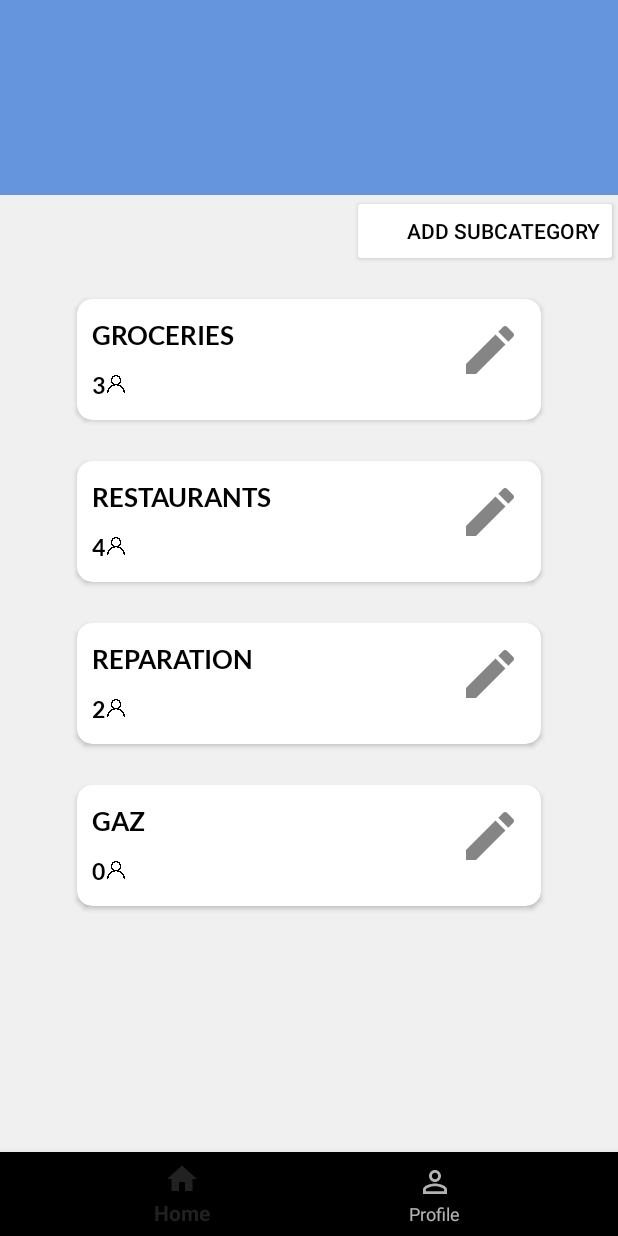
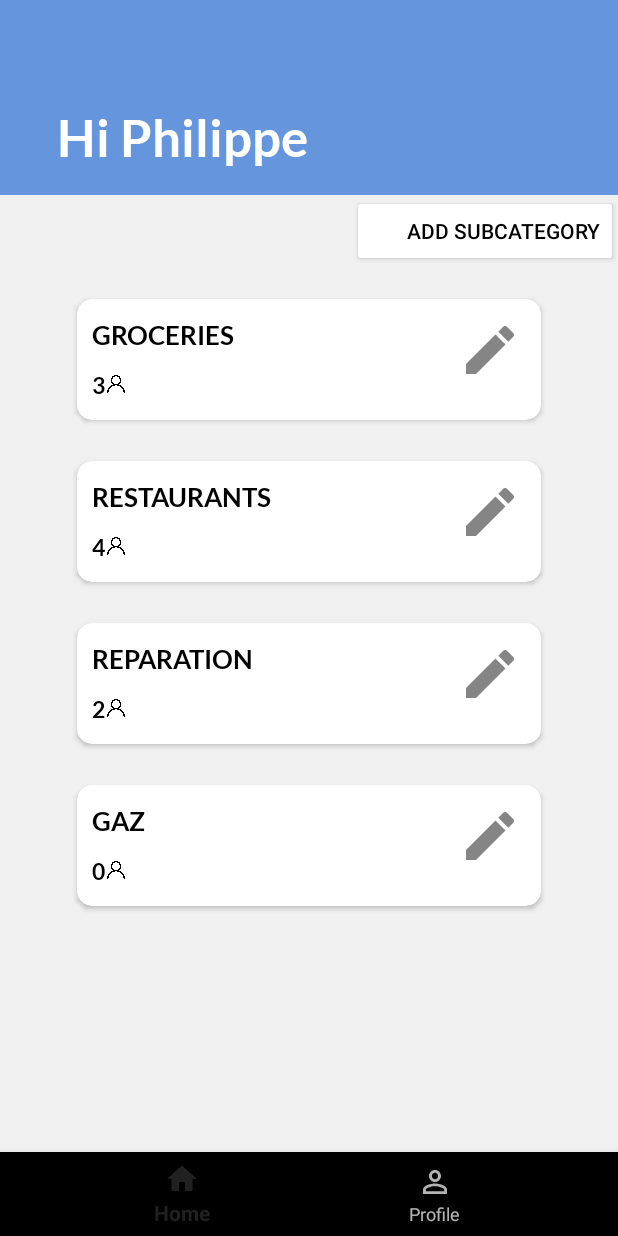
Before and after one commit to Micrell/splitpal, an Android app: the screen it shows after launch (MainActivity), on a phone screen of 412 x 824 dp. Run offline under Robolectric (Android 15) with nearby library versions, the phone set to English and light mode, and no system bars; our stand-ins replace Room's generated code, navigation-ui; Roboto replaces fonts that are not available here; 2 statements that could not run were skipped.

Commit message:
name of user displayed

```diff
--- a/splitpal/app/src/main/java/com/example/nomoola/fragment/SubcategoryFragment.java
+++ b/splitpal/app/src/main/java/com/example/nomoola/fragment/SubcategoryFragment.java
@@ -24,12 +24,15 @@ import com.example.nomoola.adapter.SubcategoryAdapter;
 import com.example.nomoola.fragment.dialog.AddSubCategoryDialog;
 import com.example.nomoola.viewModel.SubcategoryViewModel;
 
+import org.w3c.dom.Text;
+
 public class SubcategoryFragment extends Fragment {
 
     private SubcategoryViewModel mSubcategoryViewModel;
     private RecyclerView subcategoryRecyclerView;
     private SubcategoryAdapter subcategoryAdapter;
     private AppCompatButton addSubcatButton;
+    private TextView nameProfile;
 
     public SubcategoryFragment(){
         super();
@@ -58,6 +61,14 @@ public class SubcategoryFragment extends Fragment {
             }
         });
 
+        this.nameProfile = view.findViewById(R.id.fragment_subcat_nameProfile);
+        this.mSubcategoryViewModel.getNameOfFirstProfile().observe(this.getViewLifecycleOwner(), new Observer<String>() {
+            @Override
+            public void onChanged(String s) {
+                nameProfile.setText("Hi " + s);
+            }
+        });
+
 
         mSubcategoryViewModel.getmAllSubCategories().observe(getViewLifecycleOwner(), subCategories -> {
             subcategoryAdapter.submitList(subCategories);
--- a/splitpal/app/src/main/java/com/example/nomoola/viewModel/SubcategoryViewModel.java
+++ b/splitpal/app/src/main/java/com/example/nomoola/viewModel/SubcategoryViewModel.java
@@ -45,4 +45,8 @@ public class SubcategoryViewModel extends AndroidViewModel {
     public LiveData<Integer> getNumberOfMembersInSubCategory(int subCatID){
         return this.mRepository.getNumberOfMembersInSubCategory(subCatID);
     }
+
+    public LiveData<String> getNameOfFirstProfile(){
+        return this.mRepository.getUserName(1);
+    }
 }
--- a/splitpal/app/src/main/res/layout/fragment_subcategory.xml
+++ b/splitpal/app/src/main/res/layout/fragment_subcategory.xml
@@ -44,6 +44,19 @@
             app:layout_constraintBottom_toBottomOf="parent"
             app:layout_constraintStart_toStartOf="parent"/>
 
+        <TextView
+            android:id="@+id/fragment_subcat_nameProfile"
+            android:layout_width="wrap_content"
+            android:layout_height="wrap_content"
+            android:layout_marginStart="28dp"
+            android:layout_marginBottom="8dp"
+            android:fontFamily="@font/lato_bold"
+            android:text="TextView"
+            android:textColor="@color/white"
+            android:textSize="34sp"
+            app:layout_constraintBottom_toBottomOf="parent"
+            app:layout_constraintStart_toStartOf="parent" />
+
 
     </androidx.constraintlayout.widget.ConstraintLayout>
 
```
